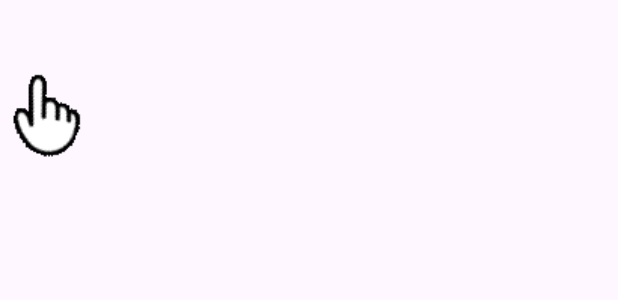
After one commit to MafiaPuffle/Puffle-Mafia, an Android app: the layout help_pointer_ui.xml on its own in the app's theme, with its tools: preview values and no code run, on a phone screen of 412 x 824 dp. The commit adds this screen. Shown: the top 300 px of the screen. Run offline under Robolectric (Android 15) with nearby library versions, the phone set to English and light mode, and no system bars.

Commit message:
Got a HelpPromptManager partially working

```diff
--- a/app/src/main/java/com/example/pufflemafia/MainMafiaPage.java
+++ b/app/src/main/java/com/example/pufflemafia/MainMafiaPage.java
@@ -55,7 +55,6 @@ public class MainMafiaPage extends CustomAppCompatActivityWrapper implements ILi
     protected void onCreate(Bundle savedInstanceState) {
         super.onCreate(savedInstanceState);
         setContentView(R.layout.activity_main_mafia_page);
-        SetupPopupWindow(R.layout.activity_main_mafia_page);
 
         ColorStateList blueColorStateList = ColorStateList.valueOf(Color.BLUE);
         ColorStateList greenColorStateList = ColorStateList.valueOf(Color.GREEN);
@@ -117,7 +116,6 @@ public class MainMafiaPage extends CustomAppCompatActivityWrapper implements ILi
         helpButton.setOnClickListener(new View.OnClickListener() {
             @Override
             public void onClick(View v) {
-                StartHelp();
 //                helpButton.setVisibility(View.GONE);
 //                nextButton1.setVisibility(View.VISIBLE);
 //                fingerImageView.setVisibility(View.VISIBLE);
--- /dev/null
+++ b/app/src/main/res/layout/help_pointer_ui.xml
@@ -0,0 +1,26 @@
+<?xml version="1.0" encoding="utf-8"?>
+<FrameLayout xmlns:android="http://schemas.android.com/apk/res/android"
+    xmlns:app="http://schemas.android.com/apk/res-auto"
+    android:id="@+id/help_pointer_ui"
+    android:layout_width="wrap_content"
+    android:layout_height="wrap_content">
+
+    <LinearLayout
+        android:layout_width="match_parent"
+        android:layout_height="match_parent"
+        android:orientation="vertical">
+
+        <Button
+            android:id="@+id/button"
+            android:layout_width="match_parent"
+            android:layout_height="wrap_content"
+            android:alpha="0"
+            android:text="Button" />
+
+        <ImageView
+            android:id="@+id/Finger"
+            android:layout_width="wrap_content"
+            android:layout_height="wrap_content"
+            app:srcCompat="@drawable/finger" />
+    </LinearLayout>
+</FrameLayout>
```
Also changed, not shown: app/src/main/java/com/example/pufflemafia/MainActivity.java (+38 -7 lines), app/src/main/java/com/example/pufflemafia/app/CustomAppCompatActivityWrapper.java (+53 -0 lines), app/src/main/java/com/example/pufflemafia/app/game/HelpPromptManager.java (added, +156 -0 lines), app/src/main/res/layout/activity_main.xml (+17 -7 lines).
